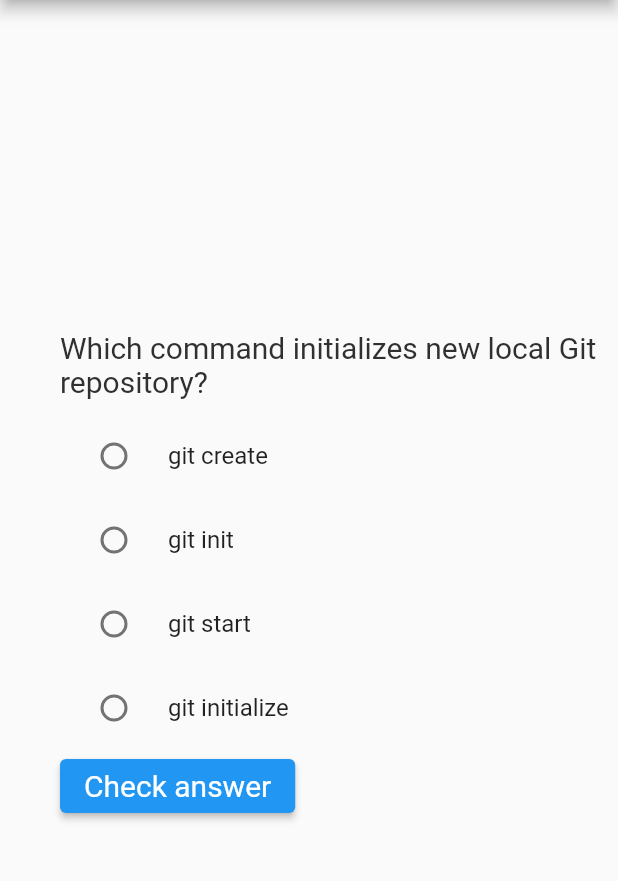
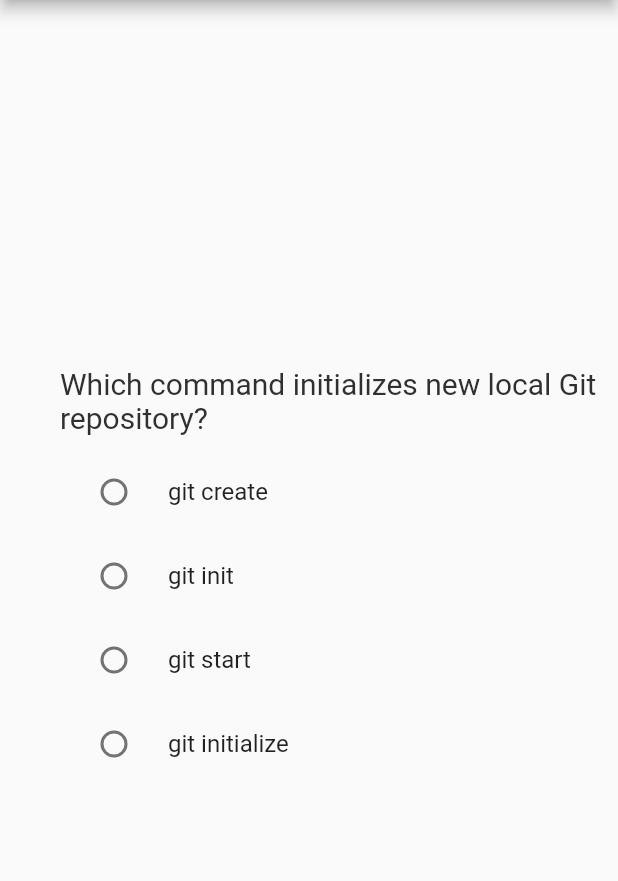
Before and after one commit to techyourchance/git-quiz, a Flutter app: the screen it shows after launch, on a phone screen of 412 x 824 dp, the part 84-965 px from its top. Run offline on Flutter 3.47's test engine with Material 2 defaults, Android fonts, the phone set to English and light mode, and no system bars.

Commit message:
Automatically check selected answer (no need to click on a button)

```diff
--- a/lib/main.dart
+++ b/lib/main.dart
@@ -77,11 +77,6 @@ class _MyHomePageState extends State<MyHomePage> {
                   selectedAnswerIndex: selectedAnswerIndex,
                   onAnswerSelectedCallback: _onAnswerSelected
               ),
-              ElevatedButton(
-                style: style,
-                onPressed: _onCheckAnswerClicked,
-                child: const Text('Check answer'),
-              ),
             ],
           ],
         ),
@@ -96,22 +91,17 @@ class _MyHomePageState extends State<MyHomePage> {
   void _onAnswerSelected(int index) {
     setState(() {
       selectedAnswerIndex = index;
-    });
-  }
-
-  void _onCheckAnswerClicked() {
-    if (selectedAnswerIndex == _getCurrentQuestion().correctAnswerIndex) {
-      setState(() {
+      if (selectedAnswerIndex == _getCurrentQuestion().correctAnswerIndex) {
         if (currentQuestionIndex < questionsProvider.getNumOfQuestions() - 1) {
           currentQuestionIndex++;
           selectedAnswerIndex = -1;
         } else {
           _quizCompleted();
         }
-      });
-    } else {
-      _showSnackBar("Incorrect");
-    }
+      } else {
+        _showSnackBar("Incorrect");
+      }
+    });
   }
 
   void _quizCompleted() {
```
